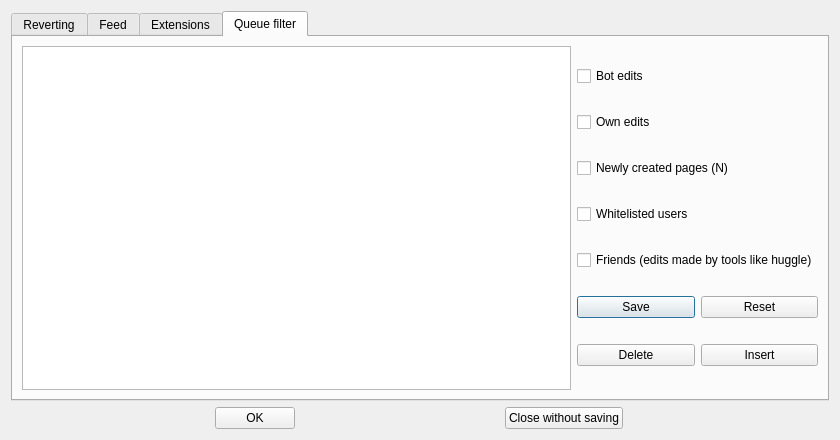
Qt form huggle/preferences.ui (huggle/huggle3-qt-lx) before a commit.
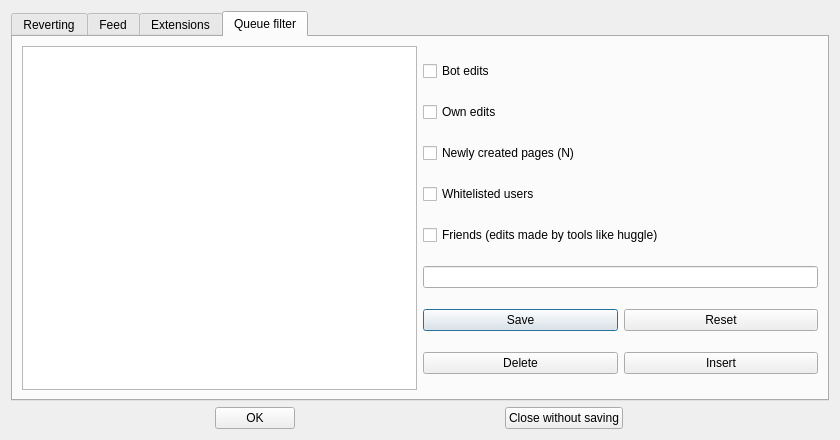
The same form after that commit. The open tabs and pages were chosen to show the change.

The edit to the form file:
```diff
--- a/huggle/preferences.ui
+++ b/huggle/preferences.ui
@@ -175,6 +175,9 @@
            </property>
           </widget>
          </item>
+         <item>
+          <widget class="QLineEdit" name="lineEdit"/>
+         </item>
          <item>
           <layout class="QHBoxLayout" name="horizontalLayout_4">
            <item>
```
